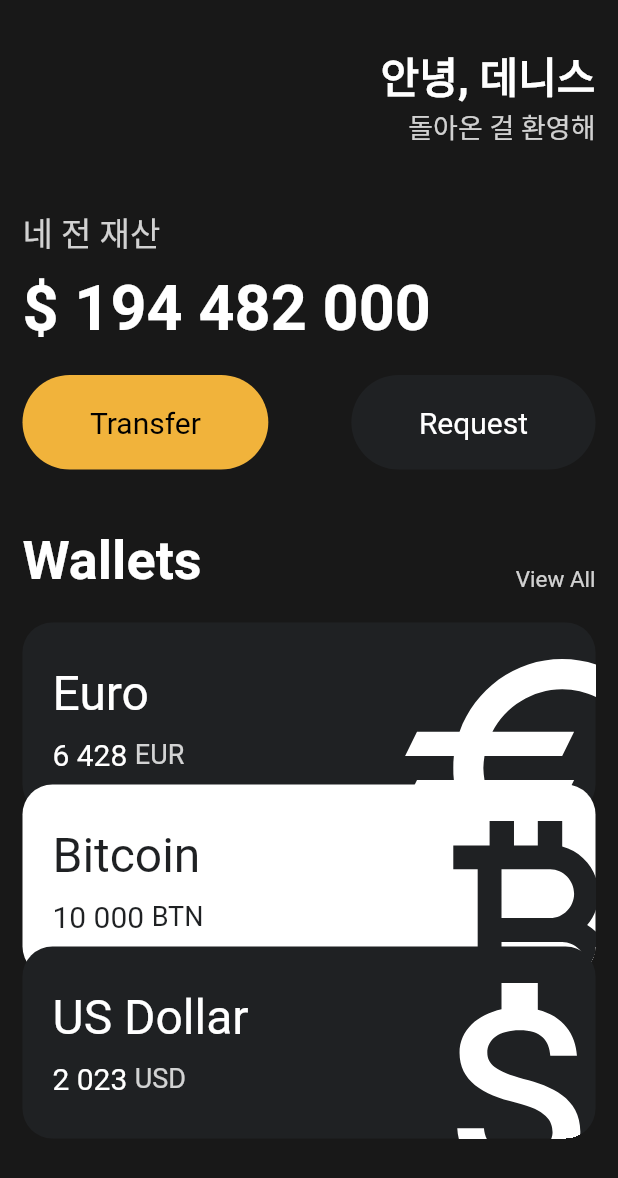
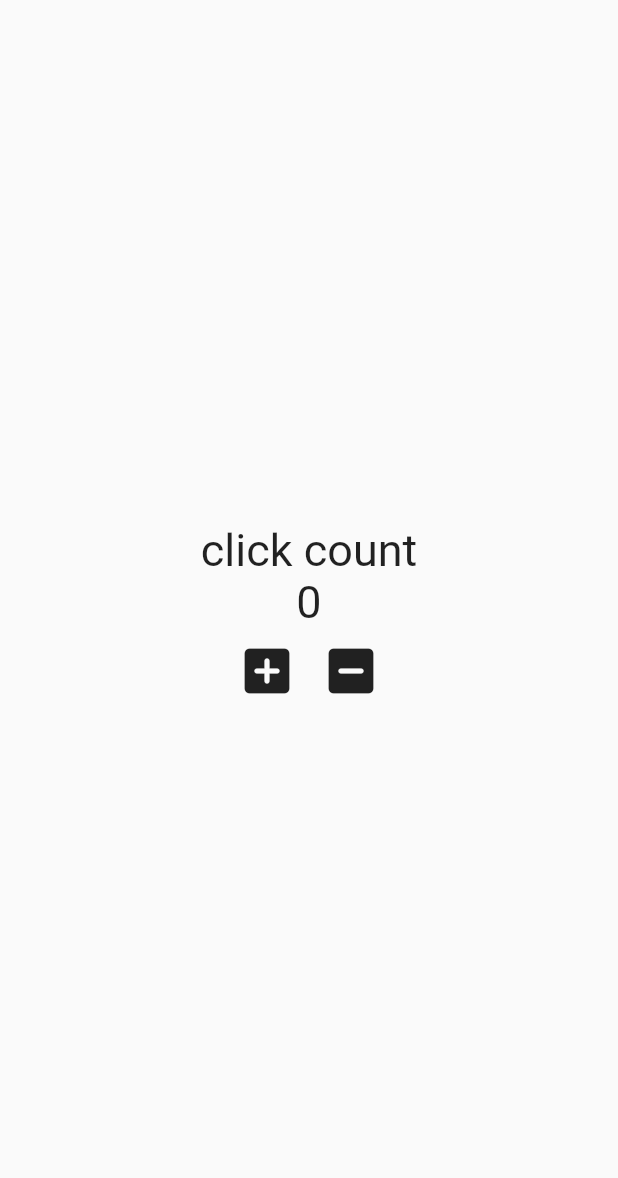
Before and after one commit to BenevolentEasternGovernor/flutter-tutorial, a Flutter app: the screen it shows after launch, on a phone screen of 412 x 824 dp. Shown: the top 1178 px of the screen. Run offline on Flutter 3.47's test engine with Material 2 defaults, Android fonts, the phone set to English and light mode, and no system bars.

Commit message:
3. Counter with StatefulWidget

```diff
--- a/lib/main.dart
+++ b/lib/main.dart
@@ -1,145 +1,62 @@
 import "package:flutter/material.dart";
-import 'package:fluttertutor/widgets/buttton.dart';
-import 'package:fluttertutor/widgets/currency_card.dart';
 
 void main() {
-  runApp(const MyApp());
+  runApp(const App());
 }
 
-class MyApp extends StatelessWidget {
-  const MyApp({super.key});
+class App extends StatefulWidget {
+  const App({super.key});
+
+  @override
+  State<App> createState() => _AppState();
+}
+
+class _AppState extends State<App> {
+  int counter = 0;
+
+  void Function() onClicked(int add) {
+    return () {
+      setState(() {
+        counter += counter + add >= 0 ? add : 0;
+      });
+    };
+  }
 
   @override
   Widget build(BuildContext context) {
     return MaterialApp(
       home: Scaffold(
-        backgroundColor: const Color(0xFF181818),
-        body: Padding(
-          padding: const EdgeInsets.symmetric(
-            horizontal: 15,
-          ),
+        body: Center(
           child: Column(
-            crossAxisAlignment: CrossAxisAlignment.start,
+            mainAxisAlignment: MainAxisAlignment.center,
             children: [
-              const SizedBox(
-                height: 30,
+              const Text(
+                "click count",
+                style: TextStyle(
+                  fontSize: 30,
+                ),
+              ),
+              Text(
+                "$counter",
+                style: const TextStyle(
+                  fontSize: 30,
+                ),
               ),
               Row(
-                mainAxisAlignment: MainAxisAlignment.end,
+                mainAxisAlignment: MainAxisAlignment.center,
                 children: [
-                  Column(
-                    crossAxisAlignment: CrossAxisAlignment.end,
-                    children: [
-                      const Text(
-                        "안녕, 데니스",
-                        style: TextStyle(
-                          fontSize: 28,
-                          color: Colors.white,
-                          fontWeight: FontWeight.w800,
-                        ),
-                      ),
-                      Text(
-                        "돌아온 걸 환영해",
-                        style: TextStyle(
-                          color: Colors.white.withOpacity(.8),
-                          fontSize: 18,
-                        ),
-                      ),
-                    ],
+                  IconButton(
+                    iconSize: 40,
+                    onPressed: onClicked(1),
+                    icon: const Icon(Icons.add_box_rounded),
+                  ),
+                  IconButton(
+                    iconSize: 40,
+                    onPressed: onClicked(-1),
+                    icon: const Icon(Icons.indeterminate_check_box_rounded),
                   ),
                 ],
-              ),
-              const SizedBox(
-                height: 40,
-              ),
-              Text(
-                "네 전 재산",
-                style: TextStyle(
-                  fontSize: 22,
-                  color: Colors.white.withOpacity(.8),
-                ),
-              ),
-              const SizedBox(
-                height: 10,
-              ),
-              const Text(
-                "\$ 194 482 000",
-                style: TextStyle(
-                  fontSize: 42,
-                  fontWeight: FontWeight.w600,
-                  color: Colors.white,
-                ),
-              ),
-              const SizedBox(
-                height: 20,
-              ),
-              Row(
-                mainAxisAlignment: MainAxisAlignment.spaceBetween,
-                children: const [
-                  Button(
-                    text: "Transfer",
-                    bgColor: Color(0xFFF1B33B),
-                    textColor: Colors.black,
-                  ),
-                  Button(
-                    text: "Request",
-                    bgColor: Color(0xFF1F2123),
-                    textColor: Colors.white,
-                  ),
-                ],
-              ),
-              const SizedBox(
-                height: 40,
-              ),
-              Row(
-                mainAxisAlignment: MainAxisAlignment.spaceBetween,
-                crossAxisAlignment: CrossAxisAlignment.end,
-                children: [
-                  const Text(
-                    "Wallets",
-                    style: TextStyle(
-                      color: Colors.white,
-                      fontSize: 36,
-                      fontWeight: FontWeight.w600,
-                    ),
-                  ),
-                  Text(
-                    "View All",
-                    style: TextStyle(
-                        color: Colors.white.withOpacity(.8), fontSize: 15),
-                  ),
-                ],
-              ),
-              const SizedBox(
-                height: 20,
-              ),
-              const CurrencyCard(
-                name: "Euro",
-                code: "EUR",
-                amount: "6 428",
-                icon: Icons.euro_sharp,
-                isInverted: false,
-              ),
-              Transform.translate(
-                offset: const Offset(0, -20),
-                child: const CurrencyCard(
-                  name: "Bitcoin",
-                  code: "BTN",
-                  amount: "10 000",
-                  icon: Icons.currency_bitcoin,
-                  isInverted: true,
-                ),
-              ),
-              Transform.translate(
-                offset: const Offset(0, -40),
-                child: const CurrencyCard(
-                  name: "US Dollar",
-                  code: "USD",
-                  amount: "2 023",
-                  icon: Icons.attach_money_outlined,
-                  isInverted: false,
-                ),
-              ),
+              )
             ],
           ),
         ),
--- a/lib/widgets/buttton.dart
+++ /dev/null
@@ -1,37 +0,0 @@
-import "package:flutter/material.dart";
-
-class Button extends StatelessWidget {
-  final String text;
-  final Color bgColor;
-  final Color textColor;
-
-  const Button({
-    super.key,
-    required this.text,
-    required this.bgColor,
-    required this.textColor,
-  });
-
-  @override
-  Widget build(BuildContext context) {
-    return Container(
-      decoration: BoxDecoration(
-        color: bgColor,
-        borderRadius: BorderRadius.circular(45),
-      ),
-      child: Padding(
-        padding: const EdgeInsets.symmetric(
-          vertical: 20,
-          horizontal: 45,
-        ),
-        child: Text(
-          text,
-          style: TextStyle(
-            fontSize: 20,
-            color: textColor,
-          ),
-        ),
-      ),
-    );
-  }
-}
--- a/lib/widgets/currency_card.dart
+++ /dev/null
@@ -1,86 +0,0 @@
-import 'package:flutter/material.dart';
-
-class CurrencyCard extends StatelessWidget {
-  final String name, code, amount;
-  final IconData icon;
-  final bool isInverted;
-
-  final Color _blackColor = const Color(0xFF1F2123);
-
-  const CurrencyCard({
-    super.key,
-    required this.name,
-    required this.code,
-    required this.amount,
-    required this.icon,
-    required this.isInverted,
-  });
-
-  @override
-  Widget build(BuildContext context) {
-    return Container(
-      clipBehavior: Clip.hardEdge,
-      decoration: BoxDecoration(
-        color: isInverted ? Colors.white : _blackColor,
-        borderRadius: BorderRadius.circular(20),
-      ),
-      child: Padding(
-        padding: const EdgeInsets.all(20),
-        child: Row(
-          mainAxisAlignment: MainAxisAlignment.spaceBetween,
-          children: [
-            Column(
-              crossAxisAlignment: CrossAxisAlignment.start,
-              children: [
-                Text(
-                  name,
-                  style: TextStyle(
-                    color: isInverted ? _blackColor : Colors.white,
-                    fontSize: 32,
-                  ),
-                ),
-                const SizedBox(
-                  height: 10,
-                ),
-                Row(
-                  children: [
-                    Text(
-                      amount,
-                      style: TextStyle(
-                        color: isInverted ? _blackColor : Colors.white,
-                        fontSize: 20,
-                      ),
-                    ),
-                    const SizedBox(
-                      width: 5,
-                    ),
-                    Text(
-                      code,
-                      style: TextStyle(
-                        color: isInverted
-                            ? _blackColor
-                            : Colors.white.withOpacity(.8),
-                        fontSize: 18,
-                      ),
-                    ),
-                  ],
-                ),
-              ],
-            ),
-            Transform.scale(
-              scale: 2.2,
-              child: Transform.translate(
-                offset: const Offset(8, 15),
-                child: Icon(
-                  icon,
-                  color: isInverted ? _blackColor : Colors.white,
-                  size: 88,
-                ),
-              ),
-            ),
-          ],
-        ),
-      ),
-    );
-  }
-}
```
